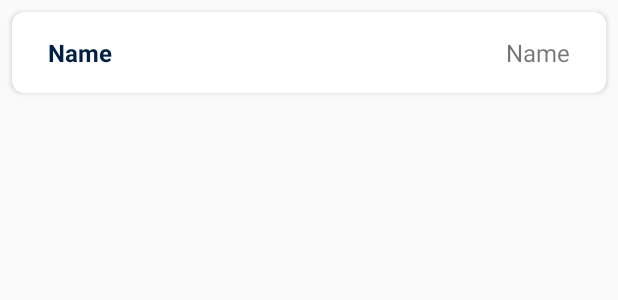
After one commit to meetkparmar/TrecoX, an Android app: the layout company_details_item.xml on its own in the app's theme, with its tools: preview values and no code run, on a phone screen of 412 x 824 dp. The commit adds this screen. Shown: the top 300 px of the screen. Run offline under Robolectric (Android 15) with nearby library versions, the phone set to English and light mode, and no system bars; Roboto replaces fonts that are not available here.

```diff
--- a/app/src/main/AndroidManifest.xml
+++ b/app/src/main/AndroidManifest.xml
@@ -1,6 +1,8 @@
 <?xml version="1.0" encoding="utf-8"?>
 <manifest xmlns:android="http://schemas.android.com/apk/res/android"
     package="com.bebetterprogrammer.trecox">
+
+    <uses-permission android:name="android.permission.INTERNET" />
 
     <application
         android:allowBackup="true"
--- a/app/src/main/java/com/bebetterprogrammer/trecox/SlideAdapter.kt
+++ b/app/src/main/java/com/bebetterprogrammer/trecox/adapter/SlideAdapter.kt
@@ -1,12 +1,12 @@
-package com.bebetterprogrammer.trecox
+package com.bebetterprogrammer.trecox.adapter
 
 import android.content.Context
 import android.view.LayoutInflater
 import android.view.View
 import android.view.ViewGroup
-import android.widget.RelativeLayout
 import androidx.constraintlayout.widget.ConstraintLayout
 import androidx.viewpager.widget.PagerAdapter
+import com.bebetterprogrammer.trecox.R
 import kotlinx.android.synthetic.main.slide_layout.view.*
 
 class SlideAdapter(private val context: Context) : PagerAdapter() {
--- a/app/src/main/java/com/bebetterprogrammer/trecox/ui/OnBoardingActivity.kt
+++ b/app/src/main/java/com/bebetterprogrammer/trecox/ui/OnBoardingActivity.kt
@@ -9,7 +9,7 @@ import android.widget.TextView
 import androidx.appcompat.app.AppCompatActivity
 import androidx.viewpager.widget.ViewPager.OnPageChangeListener
 import com.bebetterprogrammer.trecox.R
-import com.bebetterprogrammer.trecox.SlideAdapter
+import com.bebetterprogrammer.trecox.adapter.SlideAdapter
 import com.google.firebase.auth.FirebaseAuth
 import kotlinx.android.synthetic.main.activity_on_boarding.*
 
--- a/app/src/main/java/com/bebetterprogrammer/trecox/ui/OtpVerificationActivity.kt
+++ b/app/src/main/java/com/bebetterprogrammer/trecox/ui/OtpVerificationActivity.kt
@@ -47,11 +47,7 @@ class OtpVerificationActivity : AppCompatActivity() {
 
             override fun onVerificationFailed(e: FirebaseException) {
                 Log.w(TAG, "onVerificationFailed", e)
-                Toast.makeText(
-                    applicationContext,
-                    "Something went wrong! \nPlease check your Mobile number",
-                    Toast.LENGTH_LONG
-                ).show()
+                Toast.makeText(applicationContext, "Something went wrong! \nPlease check your Mobile number", Toast.LENGTH_LONG).show()
 
                 verificationInProgress = false
                 if (e is FirebaseAuthInvalidCredentialsException) {
--- /dev/null
+++ b/app/src/main/res/layout/company_details_item.xml
@@ -0,0 +1,38 @@
+<?xml version="1.0" encoding="utf-8"?>
+<androidx.cardview.widget.CardView xmlns:android="http://schemas.android.com/apk/res/android"
+    xmlns:app="http://schemas.android.com/apk/res-auto"
+    android:layout_width="match_parent"
+    android:layout_height="wrap_content"
+    android:layout_margin="8dp"
+    android:elevation="8dp"
+    app:cardCornerRadius="8dp">
+
+    <androidx.constraintlayout.widget.ConstraintLayout
+        android:layout_width="match_parent"
+        android:layout_height="match_parent"
+        android:padding="@dimen/default_margin">
+
+        <TextView
+            android:layout_width="wrap_content"
+            android:layout_height="wrap_content"
+            android:layout_marginStart="@dimen/low_margin"
+            android:text="@string/name"
+            android:textColor="@color/colorPrimaryDark"
+            android:textSize="@dimen/default_text_size"
+            android:textStyle="bold"
+            app:layout_constraintStart_toStartOf="parent"
+            app:layout_constraintTop_toTopOf="parent"/>
+
+        <TextView
+            android:id="@+id/tv_name"
+            android:layout_width="wrap_content"
+            android:layout_height="wrap_content"
+            android:layout_marginEnd="@dimen/low_margin"
+            android:text="@string/name"
+            android:textSize="@dimen/default_text_size"
+            app:layout_constraintEnd_toEndOf="parent"
+            app:layout_constraintTop_toTopOf="parent"/>
+
+    </androidx.constraintlayout.widget.ConstraintLayout>
+
+</androidx.cardview.widget.CardView>
--- a/app/src/main/res/navigation/mobile_navigation.xml
+++ b/app/src/main/res/navigation/mobile_navigation.xml
@@ -3,7 +3,7 @@
     xmlns:app="http://schemas.android.com/apk/res-auto"
     xmlns:tools="http://schemas.android.com/tools"
     android:id="@+id/mobile_navigation"
-    app:startDestination="@+id/navigation_home">
+    app:startDestination="@+id/navigation_info">
 
     <fragment
         android:id="@+id/navigation_home"
--- a/app/src/main/res/values/dimen.xml
+++ b/app/src/main/res/values/dimen.xml
@@ -8,5 +8,6 @@
 
     <dimen name="margin_24">24dp</dimen>
     <dimen name="default_margin">16dp</dimen>
+    <dimen name="low_margin">8dp</dimen>
 
 </resources>
--- a/app/src/main/res/values/strings.xml
+++ b/app/src/main/res/values/strings.xml
@@ -21,4 +21,7 @@
     <string name="title_order_list">Order List</string>
     <string name="title_info">Info</string>
 
+    <string name="empty_company_list">Empty Company List</string>
+    <string name="name">Name</string>
+
 </resources>
```
Also changed, not shown: app/build.gradle (+13 -0 lines), app/src/main/java/com/bebetterprogrammer/trecox/adapter/CompanyDetailsAdapter.kt (added, +28 -0 lines), app/src/main/java/com/bebetterprogrammer/trecox/adapter/CompanyDetailsViewHolder.kt (added, +30 -0 lines), app/src/main/java/com/bebetterprogrammer/trecox/fragments/HomeFragment.kt (+67 -57 lines), app/src/main/java/com/bebetterprogrammer/trecox/models/Company.kt (added, +11 -0 lines), app/src/main/java/com/bebetterprogrammer/trecox/models/CompanyDetails.kt (added, +8 -0 lines), app/src/main/java/com/bebetterprogrammer/trecox/networking/DataBaseConnection.java (deleted, +0 -70 lines), app/src/main/res/layout/fragment_home.xml (+21 -3 lines).
